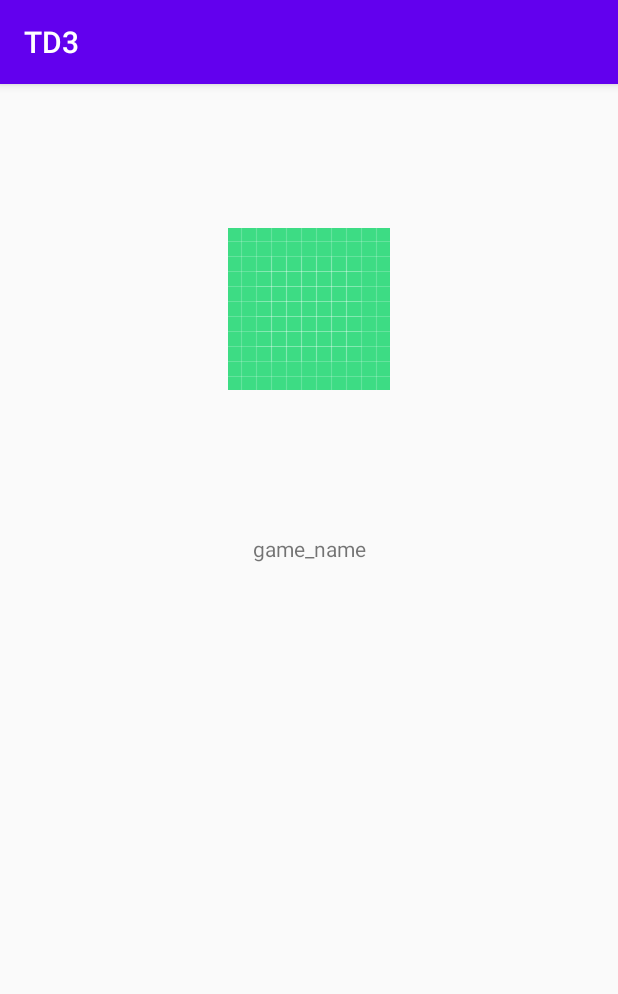
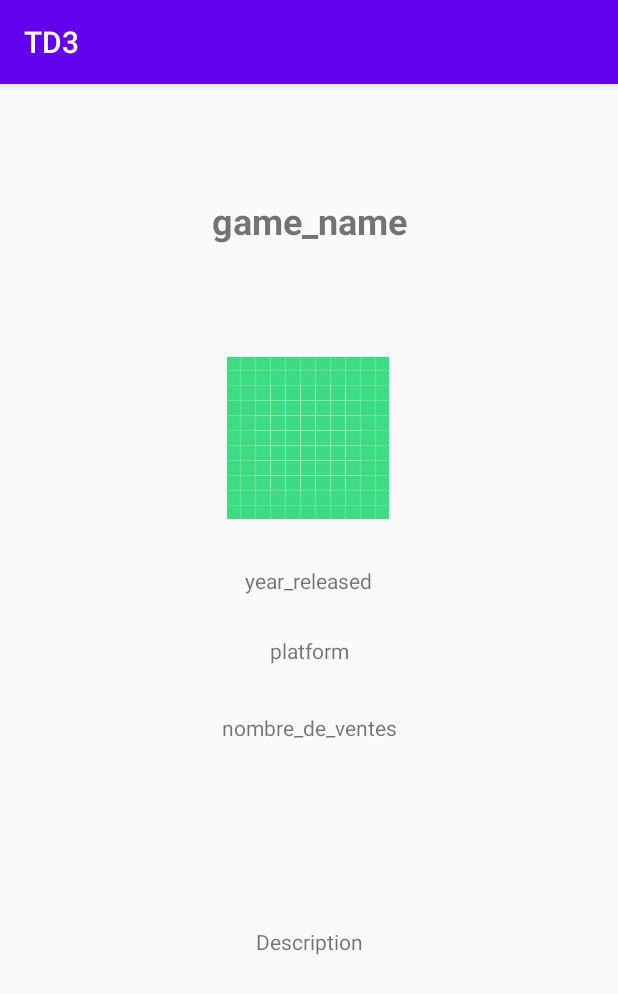
Before and after one commit to NassimElmrabti/Mobile_Programming_project, an Android app: the DetailActivity screen opened directly, with no data from a screen before it, on a phone screen of 412 x 824 dp. Shown: the top 994 px of the screen. Run offline under Robolectric (Android 15) with nearby library versions, the light colour scheme and no system bars; our stand-ins replace Picasso; pictures from the network do not load; 6 statements that could not run were skipped.

Commit message:
Detail activity filled and modification of the json file

```diff
--- a/app/src/main/java/com/example/td3/presentation/view/DetailActivity.java
+++ b/app/src/main/java/com/example/td3/presentation/view/DetailActivity.java
@@ -17,6 +17,13 @@ public class DetailActivity extends AppCompatActivity {
 
     private TextView txtDetail;
     private ImageView ImageView;
+    private TextView txtYear;
+    private TextView txtPlateform;
+    private TextView txtNumberSells;
+    private TextView txtDescription;
+
+
+
 
 
     @Override
@@ -25,6 +32,12 @@ public class DetailActivity extends AppCompatActivity {
         setContentView(R.layout.activity_detail);
 
         txtDetail = findViewById(R.id.detail_txt);
+        txtYear = findViewById(R.id.year_released);
+        txtPlateform = findViewById(R.id.platform);
+        txtNumberSells = findViewById(R.id.nombre_de_ventes);
+        txtDescription = findViewById(R.id.description);
+
+
 
         Intent intent = getIntent();
         String FinalFantasyJson = intent.getStringExtra(Constants.KEY_FINAL_FANTASY_INTENT);
@@ -35,6 +48,10 @@ public class DetailActivity extends AppCompatActivity {
 
     private void showDetail(FinalFantasy finalFantasy) {
         txtDetail.setText(finalFantasy.getName());
-        Picasso.get().load(finalFantasy.getImageUrl()).resize(300, 400).into((ImageView) findViewById(R.id.logo_game));
+        Picasso.get().load(finalFantasy.getImageUrl()).resize(400, 500).into((ImageView) findViewById(R.id.logo_game));
+        txtYear.setText(finalFantasy.getAnnee());
+        txtPlateform.setText(finalFantasy.getPlateforme());
+        txtNumberSells.setText(finalFantasy.getVentes());
+        txtDescription.setText(finalFantasy.getDescription());
     }
 }
--- a/app/src/main/res/layout/activity_detail.xml
+++ b/app/src/main/res/layout/activity_detail.xml
@@ -1,6 +1,5 @@
 <?xml version="1.0" encoding="utf-8"?>
-<androidx.constraintlayout.widget.ConstraintLayout
-    xmlns:android="http://schemas.android.com/apk/res/android"
+<androidx.constraintlayout.widget.ConstraintLayout xmlns:android="http://schemas.android.com/apk/res/android"
     xmlns:app="http://schemas.android.com/apk/res-auto"
     xmlns:tools="http://schemas.android.com/tools"
     android:layout_width="match_parent"
@@ -11,20 +10,69 @@
         android:layout_width="wrap_content"
         android:layout_height="wrap_content"
         android:text="@string/game_name"
-        app:layout_constraintBottom_toBottomOf="parent"
+        android:textSize="24sp"
+        android:textStyle="bold"
+        app:layout_constraintBottom_toTopOf="@+id/logo_game"
         app:layout_constraintEnd_toEndOf="parent"
         app:layout_constraintStart_toStartOf="parent"
-        app:layout_constraintTop_toTopOf="parent"
-        app:layout_constraintVertical_bias="0.401" />
+        app:layout_constraintTop_toTopOf="parent" />
 
     <ImageView
         android:id="@+id/logo_game"
         android:layout_width="wrap_content"
         android:layout_height="wrap_content"
-        app:layout_constraintBottom_toTopOf="@+id/detail_txt"
+        app:layout_constraintBottom_toBottomOf="parent"
+        app:layout_constraintEnd_toEndOf="parent"
+        app:layout_constraintHorizontal_bias="0.498"
+        app:layout_constraintStart_toStartOf="parent"
+        app:layout_constraintTop_toTopOf="parent"
+        app:layout_constraintVertical_bias="0.276"
+        app:srcCompat="@drawable/ic_launcher_background"
+        tools:ignore="VectorDrawableCompat" />
+
+    <TextView
+        android:id="@+id/year_released"
+        android:layout_width="wrap_content"
+        android:layout_height="wrap_content"
+        android:text="@string/year_released"
+        app:layout_constraintBottom_toBottomOf="parent"
+        app:layout_constraintEnd_toEndOf="parent"
+        app:layout_constraintHorizontal_bias="0.498"
+        app:layout_constraintStart_toStartOf="parent"
+        app:layout_constraintTop_toBottomOf="@+id/logo_game"
+        app:layout_constraintVertical_bias="0.069" />
+
+    <TextView
+        android:id="@+id/platform"
+        android:layout_width="wrap_content"
+        android:layout_height="wrap_content"
+        android:layout_marginTop="12dp"
+        android:text="@string/platform"
+        app:layout_constraintBottom_toBottomOf="parent"
         app:layout_constraintEnd_toEndOf="parent"
         app:layout_constraintStart_toStartOf="parent"
-        app:layout_constraintTop_toTopOf="parent"
-        app:srcCompat="@drawable/ic_launcher_background"
-        tools:ignore="VectorDrawableCompat" />
+        app:layout_constraintTop_toBottomOf="@+id/year_released"
+        app:layout_constraintVertical_bias="0.038" />
+
+    <TextView
+        android:id="@+id/nombre_de_ventes"
+        android:layout_width="wrap_content"
+        android:layout_height="wrap_content"
+        android:text="@string/nombres_de_ventes"
+        app:layout_constraintBottom_toBottomOf="parent"
+        app:layout_constraintEnd_toEndOf="parent"
+        app:layout_constraintStart_toStartOf="parent"
+        app:layout_constraintTop_toBottomOf="@+id/platform"
+        app:layout_constraintVertical_bias="0.088" />
+
+    <TextView
+        android:id="@+id/description"
+        android:layout_width="wrap_content"
+        android:layout_height="wrap_content"
+        android:text="@string/Description"
+        app:layout_constraintBottom_toBottomOf="parent"
+        app:layout_constraintEnd_toEndOf="parent"
+        app:layout_constraintStart_toStartOf="parent"
+        app:layout_constraintTop_toBottomOf="@+id/nombre_de_ventes"
+        app:layout_constraintVertical_bias="0.397" />
 </androidx.constraintlayout.widget.ConstraintLayout>
--- a/app/src/main/res/values/strings.xml
+++ b/app/src/main/res/values/strings.xml
@@ -1,4 +1,8 @@
 <resources>
     <string name="app_name">TD3</string>
     <string name="game_name">game_name</string>
+    <string name="year_released">year_released</string>
+    <string name="platform">platform</string>
+    <string name="nombres_de_ventes">nombre_de_ventes</string>
+    <string name="Description">Description</string>
 </resources>
```
Also changed, not shown: app/src/main/java/com/example/td3/FinalFantasyApi.json (+10 -10 lines), app/src/main/java/com/example/td3/NewActivity.java (deleted, +0 -37 lines), app/src/main/java/com/example/td3/presentation/view/ListAdapter.java (+1 -12 lines), app/src/main/res/layout/new_activity.xml (deleted, +0 -31 lines).
